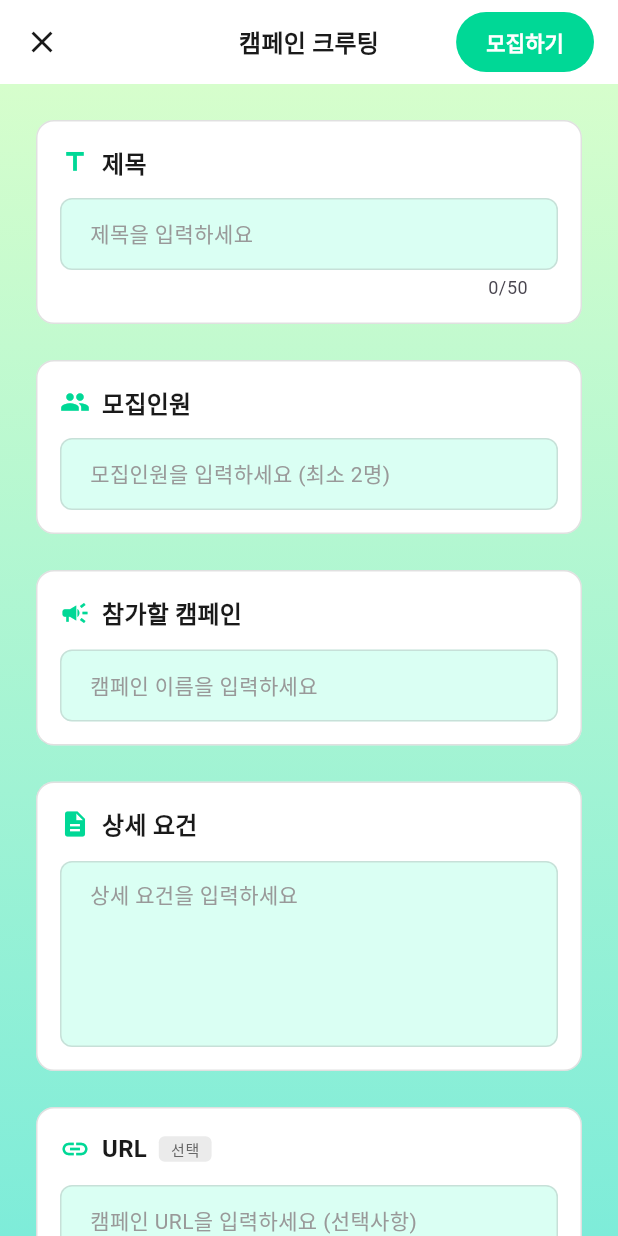
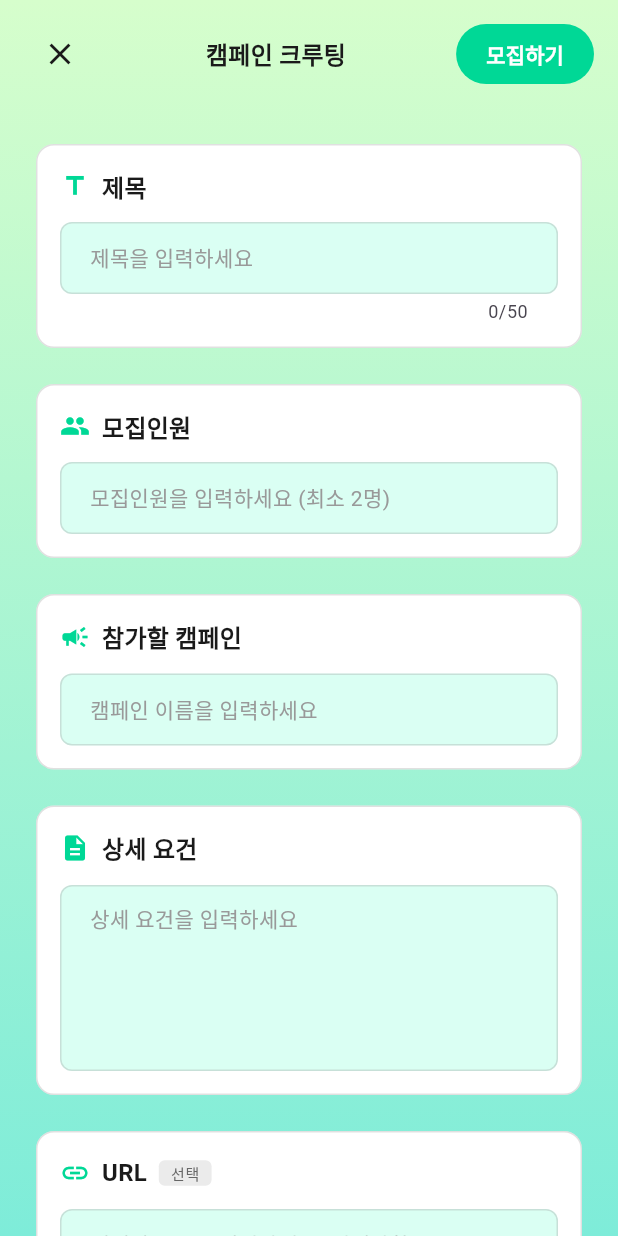
Before and after one commit to TA-ZeroRo/frontend, a Flutter app: the CampaignRecruitingScreen screen opened by its route, on a phone screen of 412 x 824 dp. Run offline on Flutter 3.47's test engine with Material 3 defaults, Android fonts, the phone set to English and light mode, and no system bars; our stand-ins replace flutter_riverpod, freezed_annotation, go_router, image_picker, shared_preferences, shimmer and 1 more; accounts and stored records are empty; Roboto replaces fonts that are missing (Pretendard).

Commit message:
STYLE: 인증페이지 배경색 적용

```diff
--- a/lib/presentation/screens/campaign/campaign_recruiting_screen.dart
+++ b/lib/presentation/screens/campaign/campaign_recruiting_screen.dart
@@ -229,26 +229,35 @@ class _CampaignRecruitingScreenState
     final formState = ref.watch(campaignRecruitingFormProvider);
 
     return Scaffold(
-      appBar: AppBar(
-        backgroundColor: AppColors.cardBackground,
-        elevation: 0,
-        scrolledUnderElevation: 0,
-        leading: IconButton(
+      body: Container(
+        decoration: const BoxDecoration(
+          gradient: AppColors.backgroundGradient,
+        ),
+        child: SafeArea(
+          child: Form(
+            key: _formKey,
+            child: Column(
+              children: [
+                // Custom AppBar
+                Container(
+                  padding: const EdgeInsets.symmetric(horizontal: 16, vertical: 12),
+                  child: Row(
+                    children: [
+                      IconButton(
                         icon: Icon(Icons.close, color: AppColors.textPrimary),
                         onPressed: () => context.pop(),
                       ),
-        title: Text(
+                      Expanded(
+                        child: Text(
                           '캠페인 크루팅',
+                          textAlign: TextAlign.center,
                           style: AppTextStyle.titleMedium.copyWith(
                             color: AppColors.textPrimary,
                             fontWeight: FontWeight.w600,
                           ),
                         ),
-        centerTitle: true,
-        actions: [
-          Padding(
-            padding: const EdgeInsets.only(right: 16),
-            child: AnimatedContainer(
+                      ),
+                      AnimatedContainer(
                         duration: const Duration(milliseconds: 200),
                         child: ElevatedButton(
                           onPressed: formState.isLoading ? null : _handleSubmit,
@@ -284,15 +293,11 @@ class _CampaignRecruitingScreenState
                                 ),
                         ),
                       ),
-          ),
                     ],
                   ),
-      body: Container(
-        decoration: const BoxDecoration(
-          gradient: AppColors.backgroundGradient,
                 ),
-        child: Form(
-          key: _formKey,
+                // Content
+                Expanded(
                   child: SingleChildScrollView(
                     child: Padding(
                       padding: const EdgeInsets.all(20),
@@ -786,24 +791,10 @@ class _CampaignRecruitingScreenState
                       color: AppColors.primaryAccent.withValues(alpha: 0.3),
                     ),
                   ),
-                  child: Row(
-                    children: [
-                      Icon(
-                        Icons.info_outline,
-                        color: AppColors.primaryAccent,
-                        size: 20,
                 ),
-                      const SizedBox(width: 12),
-                      Expanded(
-                        child: Text(
-                          '환경을 위한 캠페인에 함께해요!',
-                          style: AppTextStyle.bodySmall.copyWith(
-                            color: AppColors.textPrimary,
-                            fontWeight: FontWeight.w500,
+              ],
             ),
                     ),
-                      ),
-                    ],
                   ),
                 ),
               ],
@@ -811,7 +802,6 @@ class _CampaignRecruitingScreenState
           ),
         ),
       ),
-      ),
     );
   }
 }
```
Also changed, not shown: lib/presentation/screens/main/pages/playground/playground_page.dart (+26 -30 lines), lib/presentation/screens/post/edit_post_screen.dart (+29 -20 lines), lib/presentation/screens/verification/verify_image_screen.dart (+26 -19 lines), lib/presentation/screens/verification/verify_quiz_screen.dart (+29 -11 lines). Lines whose indentation alone changed are shown as unchanged.
